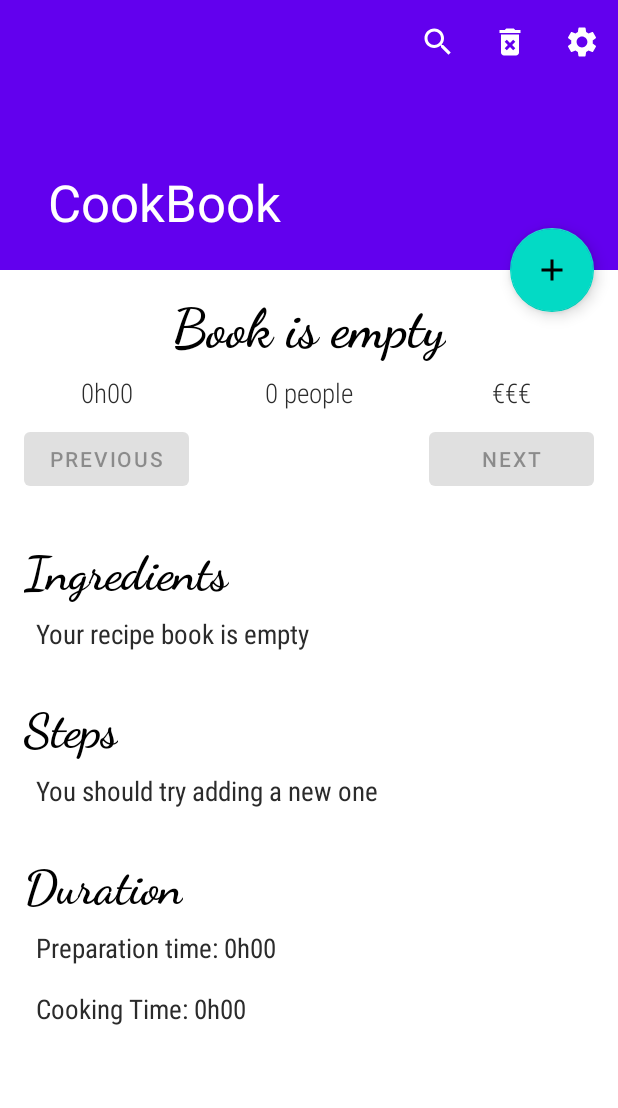
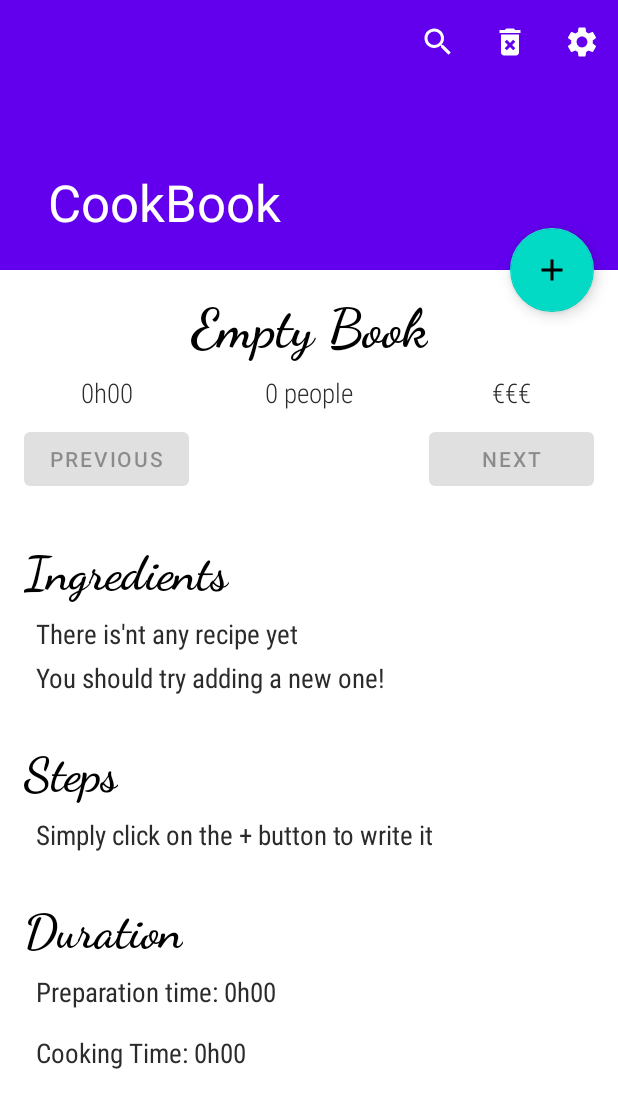
Before and after one commit to Aryssimon/CookBook, an Android app: the screen it shows after launch (MainActivity), on a phone screen of 412 x 824 dp. Shown: the top 1108 px of the screen. Run offline under Robolectric (Android 15) with nearby library versions, the phone set to English and light mode, and no system bars; our stand-ins replace Room's generated code.

Commit message:
adding and displaying recipes working correctly

```diff
--- a/app/src/main/res/values/strings.xml
+++ b/app/src/main/res/values/strings.xml
@@ -9,12 +9,12 @@
     <string name="search_bar_hint">What are we cooking?</string>
 
     // Example Recipe when book is empty
-    <string name="example_title">Book is empty</string>
+    <string name="example_title">Empty Book</string>
     <string name="example_total_time">0h00</string>
     <string name="example_people">0 people</string>
     <string name="example_price">€€€</string>
-    <string name="example_ingredients">Your recipe book is empty</string>
-    <string name="example_steps">You should try adding a new one</string>
+    <string name="example_ingredients">There is\'nt any recipe yet\nYou should try adding a new one!</string>
+    <string name="example_steps">Simply click on the + button to write it</string>
     <string name="example_preparation_time">Preparation time: 0h00</string>
     <string name="example_cooking_time">Cooking Time: 0h00</string>
 
@@ -24,8 +24,8 @@
     <string name="duration_title">Duration</string>
     <string name="next_button">Next</string>
     <string name="previous_button">Previous</string>
-    <string name="text_prepa_time">Preparation time: </string>
-    <string name="text_cooking_time">Cooking Time: </string>
+    <string name="text_prepa_time">• Preparation time: </string>
+    <string name="text_cooking_time">• Cooking Time: </string>
     <string name="text_people"> people</string>
     <string name="text_price">€</string>
 
```
Also changed, not shown: app/src/main/java/be/aryssimon/cookbook/AddActivity.kt (+12 -4 lines), app/src/main/java/be/aryssimon/cookbook/MainActivity.kt (+4 -3 lines).
